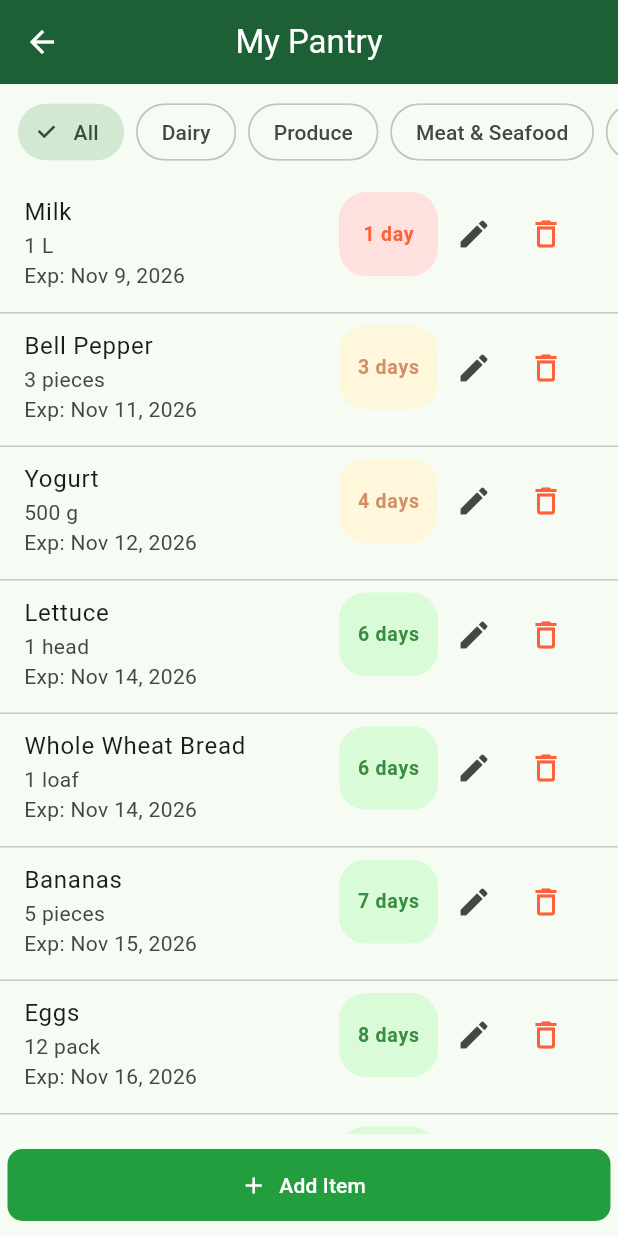
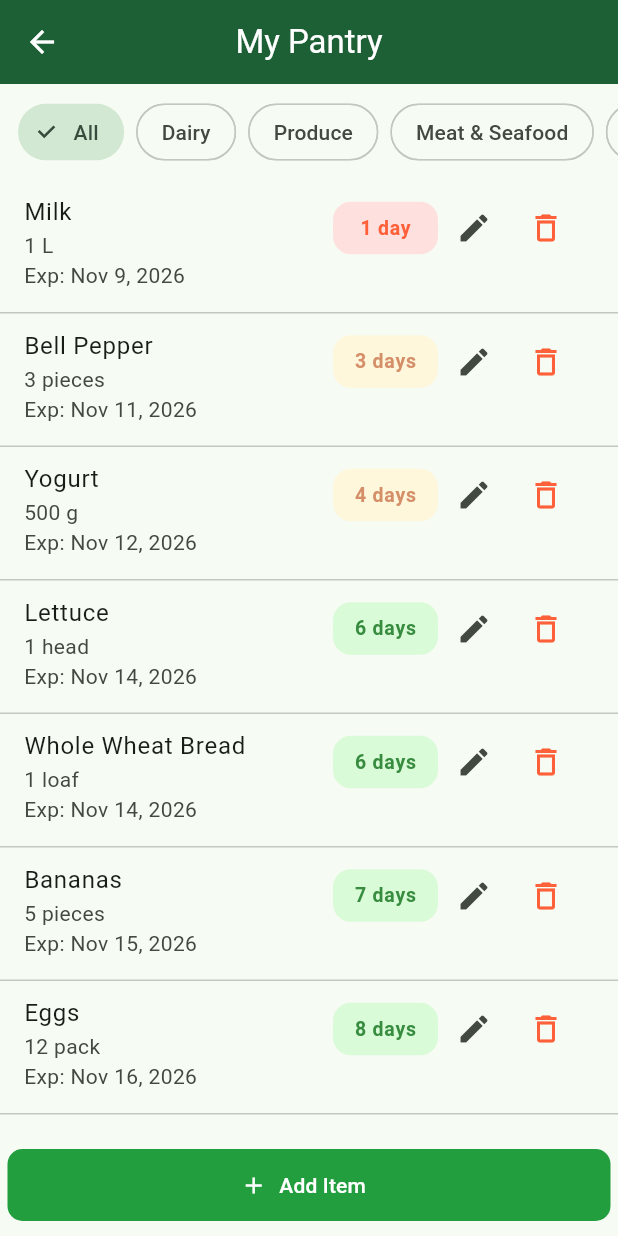
Before and after one commit to Americanprogrammer108/mobile_devices_project, a Flutter app: the PantryScreen screen opened directly, on a phone screen of 412 x 824 dp. Run offline on Flutter 3.47's test engine with Material 3 defaults, Android fonts, the phone set to English and light mode, and no system bars; our stand-ins replace cloud_firestore, firebase_auth, firebase_core; missing offline and left inert: mobile_scanner, openfoodfacts; accounts and stored records are empty.

Commit message:
style: update expiry badge styling

```diff
--- a/lib/widgets/expiry_badge.dart
+++ b/lib/widgets/expiry_badge.dart
@@ -26,15 +26,15 @@ class ExpiryBadge extends StatelessWidget {
     };
 
     return Container(
-      constraints: const BoxConstraints(minWidth: 66),
-      padding: const EdgeInsets.symmetric(horizontal: 10, vertical: 7),
-      alignment: Alignment.center,
+      constraints: const BoxConstraints(minWidth: 70),
+      padding: const EdgeInsets.symmetric(horizontal: 5, vertical: 8),
       decoration: BoxDecoration(
         color: background,
-        borderRadius: BorderRadius.circular(18),
+        borderRadius: BorderRadius.circular(12),
       ),
       child: Text(
         label,
+        textAlign: TextAlign.center,
         style: TextStyle(
           color: foreground,
           fontSize: 13,
```
